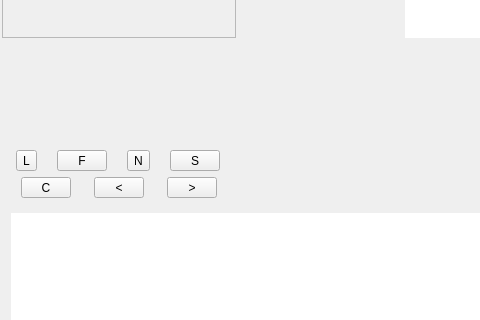
Before: the Qt Designer form mainwindow.ui in ic005k/Xiasl, drawn with Qt 5; both pictures show x 0 to 480 and y 170 to 490 of the 1221 by 638 pixel window.
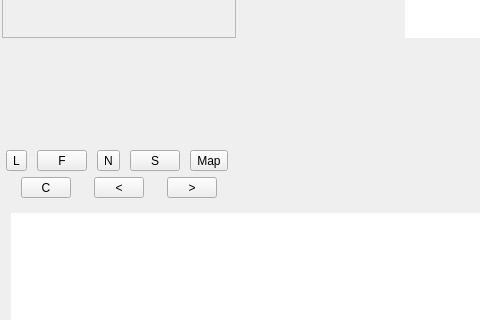
After: the same form once the commit is applied. Icons and pictures are not drawn. Custom widgets are drawn as their Qt base class.

```diff
--- a/mainwindow.ui
+++ b/mainwindow.ui
@@ -474,6 +474,16 @@
          </property>
         </widget>
        </item>
+       <item row="0" column="4">
+        <widget class="QToolButton" name="btnMiniMap">
+         <property name="toolTip">
+          <string>Mini Map</string>
+         </property>
+         <property name="text">
+          <string>Map</string>
+         </property>
+        </widget>
+       </item>
       </layout>
      </widget>
     </item>
```
Left out of the diff: 52 changed lines with no effect on the pictures.
